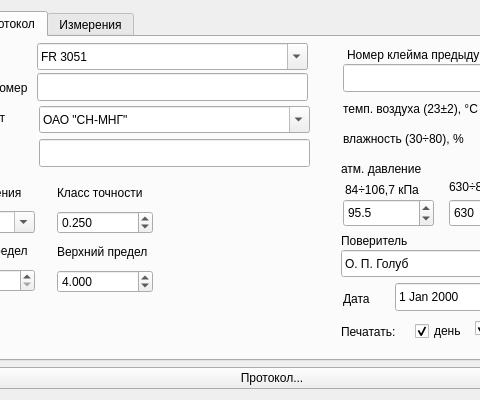
First picture: the form in Press.ui, repository corvinalive/CalManager, before the edit; both pictures show x 90 to 570 and y 0 to 400 of the 724 by 400 pixel window.
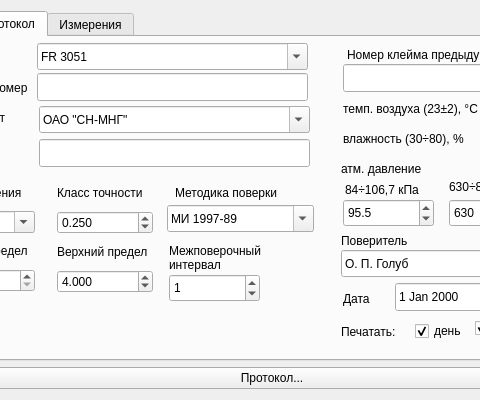
Second picture: the form after the edit.

Commit message: Добавлено в поверке датчиков давления: 1. Год берется из поля ввода даты поверки 2. Прибавляется межповерочный интервал из поля ввода Committer: corvin

```diff
--- a/Press.ui
+++ b/Press.ui
@@ -481,7 +481,7 @@
         </rect>
        </property>
       </widget>
-      <widget class="QWidget" name="" >
+      <widget class="QWidget" name="layoutWidget" >
        <property name="geometry" >
         <rect>
          <x>18</x>
@@ -552,7 +552,7 @@
         </item>
        </layout>
       </widget>
-      <widget class="QWidget" name="" >
+      <widget class="QWidget" name="layoutWidget" >
        <property name="geometry" >
         <rect>
          <x>134</x>
@@ -604,6 +604,84 @@
         </item>
        </layout>
       </widget>
+      <widget class="QLabel" name="label_24" >
+       <property name="geometry" >
+        <rect>
+         <x>252</x>
+         <y>147</y>
+         <width>117</width>
+         <height>18</height>
+        </rect>
+       </property>
+       <property name="text" >
+        <string>Методика поверки</string>
+       </property>
+      </widget>
+      <widget class="QLabel" name="label_25" >
+       <property name="geometry" >
+        <rect>
+         <x>246</x>
+         <y>201</y>
+         <width>117</width>
+         <height>40</height>
+        </rect>
+       </property>
+       <property name="text" >
+        <string>Межповерочный
+интервал</string>
+       </property>
+      </widget>
+      <widget class="QComboBox" name="MIBox" >
+       <property name="geometry" >
+        <rect>
+         <x>244</x>
+         <y>168</y>
+         <width>147</width>
+         <height>27</height>
+        </rect>
+       </property>
+       <property name="editable" >
+        <bool>true</bool>
+       </property>
+       <item>
+        <property name="text" >
+         <string>МИ 1997-89</string>
+        </property>
+       </item>
+       <item>
+        <property name="text" >
+         <string>МИ 4212-012-2001</string>
+        </property>
+       </item>
+      </widget>
+      <widget class="QDoubleSpinBox" name="interval_box" >
+       <property name="geometry" >
+        <rect>
+         <x>246</x>
+         <y>237</y>
+         <width>91</width>
+         <height>28</height>
+        </rect>
+       </property>
+       <property name="suffix" >
+        <string/>
+       </property>
+       <property name="decimals" >
+        <number>0</number>
+       </property>
+       <property name="minimum" >
+        <double>0.000000000000000</double>
+       </property>
+       <property name="maximum" >
+        <double>100.000000000000000</double>
+       </property>
+       <property name="singleStep" >
+        <double>1.000000000000000</double>
+       </property>
+       <property name="value" >
+        <double>1.000000000000000</double>
+       </property>
+      </widget>
      </widget>
      <widget class="QWidget" name="tab_2" >
       <attribute name="title" >
```
Left out of the diff: 1 changed line with no effect on the pictures. The commit also changes 2 other files.
